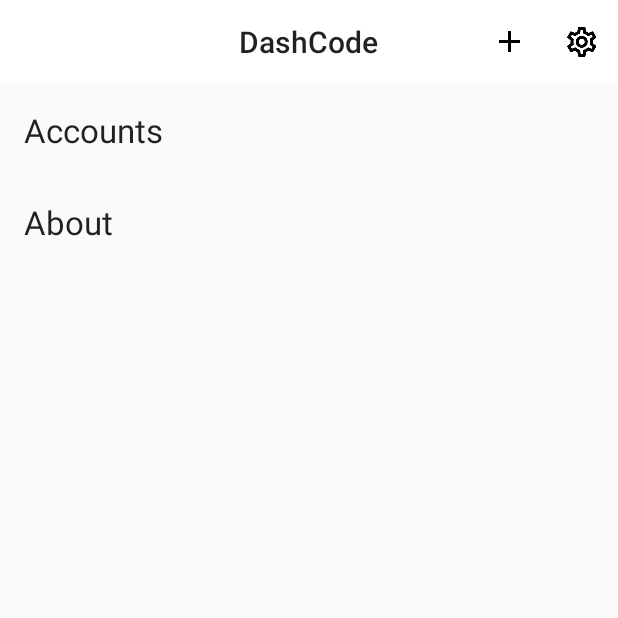
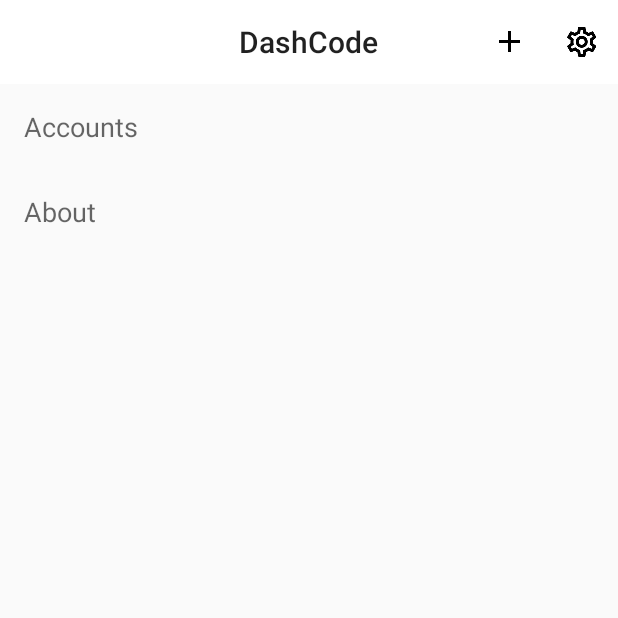
Before and after one commit to nishchay-v/DashCode, an Android app: the SettingsFragment screen opened through its navigation route, on a phone screen of 412 x 824 dp, the top half of it. Run offline under Robolectric (Android 15) with nearby library versions, the phone set to English and light mode, and no system bars; our stand-ins replace Room's generated code, data binding, navigation-ui; libraries missing offline, so code that uses them is left out: com.github.mikephil.charting, com.jakewharton.retrofit2; 3 statements that could not run were skipped.

```diff
--- a/app/src/main/java/com/example/dashcode/ui/main/AccountListFragment.kt
+++ b/app/src/main/java/com/example/dashcode/ui/main/AccountListFragment.kt
@@ -14,6 +14,7 @@ import com.example.dashcode.R
 import com.example.dashcode.databinding.AccountListItemBinding
 import com.example.dashcode.databinding.FragmentAccountListBinding
 import com.example.dashcode.domain.PlatformUser
+import com.google.android.material.snackbar.Snackbar
 import kotlinx.coroutines.CoroutineScope
 import kotlinx.coroutines.Dispatchers
 import kotlinx.coroutines.launch
@@ -35,6 +36,7 @@ class AccountListFragment : Fragment() {
         binding.accountList.layoutManager = layoutManager
         val adapter = AccountListAdapter(AccountListAdapter.AccountDeleteListener { handle->
             viewModel.deleteUser(handle)
+            Snackbar.make(requireView(), R.string.account_removed, Snackbar.LENGTH_LONG).show()
         })
         binding.accountList.adapter = adapter
 
--- a/app/src/main/java/com/example/dashcode/ui/main/CListAdapter.kt
+++ b/app/src/main/java/com/example/dashcode/ui/main/CListAdapter.kt
@@ -14,7 +14,7 @@ import kotlinx.coroutines.withContext
 
 private const val ITEM_VIEW_TYPE_CONTEST = 0
 
-class CListAdapter : ListAdapter<ListItem, RecyclerView.ViewHolder>(ListDiffCallback()) {
+class CListAdapter(val clickListener: LinkClickListener) : ListAdapter<ListItem, RecyclerView.ViewHolder>(ListDiffCallback()) {
     override fun onCreateViewHolder(parent: ViewGroup, viewType: Int): RecyclerView.ViewHolder {
         return when(viewType) {
             ITEM_VIEW_TYPE_CONTEST -> ViewHolder.from(parent)
@@ -26,7 +26,7 @@ class CListAdapter : ListAdapter<ListItem, RecyclerView.ViewHolder>(ListDiffCall
         when(holder) {
             is ViewHolder -> {
                 val listItemContests = getItem(position) as ListItem.Contest
-                holder.bind(listItemContests.cListContest)
+                holder.bind(listItemContests.cListContest, clickListener)
             }
         }
     }
@@ -43,8 +43,9 @@ class CListAdapter : ListAdapter<ListItem, RecyclerView.ViewHolder>(ListDiffCall
     }
 
     class ViewHolder private constructor(private val binding: ContestItemBinding) : RecyclerView.ViewHolder(binding.root) {
-        fun bind(item: CListContest) {
+        fun bind(item: CListContest, clickListener: LinkClickListener) {
             binding.contest = item
+            binding.clickListener = clickListener
             //Always a good idea to do this as it can make sizing views a lil quicker
             binding.executePendingBindings()
         }
@@ -56,6 +57,10 @@ class CListAdapter : ListAdapter<ListItem, RecyclerView.ViewHolder>(ListDiffCall
                 return ViewHolder(binding)
             }
         }
+    }
+
+    class LinkClickListener(val clickListener: (href: String) -> Unit) {
+        fun onClick(contest: CListContest) = clickListener(contest.href)
     }
 }
 
--- a/app/src/main/java/com/example/dashcode/ui/main/ChartAdapter.kt
+++ b/app/src/main/java/com/example/dashcode/ui/main/ChartAdapter.kt
@@ -1,19 +1,19 @@
 package com.example.dashcode.ui.main
 
+import android.content.Context
 import android.graphics.Color
 import android.util.Log
 import android.view.LayoutInflater
 import android.view.ViewGroup
+import androidx.core.content.ContextCompat
+import androidx.core.content.res.ResourcesCompat
 import androidx.recyclerview.widget.DiffUtil
 import androidx.recyclerview.widget.ListAdapter
 import androidx.recyclerview.widget.RecyclerView
 import com.example.dashcode.R
 import com.example.dashcode.databinding.ChartItemBinding
 import com.example.dashcode.domain.PlatformUser
-import com.example.dashcode.util.loadChartData
-import com.example.dashcode.util.CustomMarkerView
-import com.example.dashcode.util.EpochDayFormatter
-import com.example.dashcode.util.TimeFormatter
+import com.example.dashcode.util.*
 import com.github.mikephil.charting.components.Description
 import com.github.mikephil.charting.components.XAxis
 import com.github.mikephil.charting.data.Entry
@@ -26,8 +26,13 @@ import kotlinx.coroutines.withContext
 import java.lang.ClassCastException
 
 private const val ITEM_VIEW_TYPE_CODEFORCES = 0
+private lateinit var context: Context
 
 class ChartAdapter: ListAdapter<DataItem, RecyclerView.ViewHolder>(DiffCallback()) {
+    override fun onAttachedToRecyclerView(recyclerView: RecyclerView) {
+        super.onAttachedToRecyclerView(recyclerView)
+        context = recyclerView.context
+    }
 
     override fun onBindViewHolder(holder: RecyclerView.ViewHolder, position: Int) {
         when(holder) {
@@ -56,7 +61,7 @@ class ChartAdapter: ListAdapter<DataItem, RecyclerView.ViewHolder>(DiffCallback(
         fun bind(item: PlatformUser) {
 
             binding.platformUser = item
-
+            binding.platformRank.setTextColor(ContextCompat.getColor(context, getAccentColor(item.platform, item.rating)))
             val marker = CustomMarkerView(binding.ratingChart.context, R.layout.chart_marker_view)
 
             val chart = binding.ratingChart
--- a/app/src/main/java/com/example/dashcode/ui/main/MainViewModel.kt
+++ b/app/src/main/java/com/example/dashcode/ui/main/MainViewModel.kt
@@ -28,6 +28,7 @@ class MainViewModel(application: Application) : AndroidViewModel(application) {
 
     val cList = contestsRepository.contests
 
+    val foundUser = usersRepository.foundUser
 
     // Load Contest List whenever app starts
     init {
@@ -84,6 +85,7 @@ class MainViewModel(application: Application) : AndroidViewModel(application) {
 
     fun onUserAdded() {
         _showPopup.value = false
+        usersRepository.onAddUserComplete()
     }
 
     private val _navigateToSettings = MutableLiveData<Boolean>()
--- a/app/src/main/java/com/example/dashcode/util/BindingAdapters.kt
+++ b/app/src/main/java/com/example/dashcode/util/BindingAdapters.kt
@@ -30,7 +30,7 @@ fun durationHours(view: TextView, seconds: Int) {
 @BindingAdapter("platformRank")
 fun getRank(view: TextView, user: PlatformUser) {
     view.text = getRank(user.platform, user.rating)
-    view.setBackgroundColor(getAccentColor(user.platform, user.rating))
+//    view.setBackgroundColor()
 }
 
 @BindingAdapter("dateText")
--- a/app/src/main/res/layout-v21/main_fragment.xml
+++ b/app/src/main/res/layout-v21/main_fragment.xml
@@ -48,6 +48,7 @@
                 android:id="@+id/clist_recyclerview"
                 android:layout_width="match_parent"
                 android:layout_height="wrap_content"
+                android:layout_marginTop="8dp"
                 tools:itemCount="10"
                 tools:listitem="@layout/contest_item" />
         </LinearLayout>
--- a/app/src/main/res/layout/settings_fragment.xml
+++ b/app/src/main/res/layout/settings_fragment.xml
@@ -16,24 +16,24 @@
             android:id="@+id/account_settings"
             android:layout_width="match_parent"
             android:layout_height="wrap_content"
+            android:background="?android:attr/selectableItemBackground"
             android:paddingStart="16dp"
             android:paddingTop="16dp"
             android:paddingEnd="16dp"
             android:paddingBottom="16dp"
             android:text="Accounts"
-            android:background="?android:attr/selectableItemBackground"
-            android:textAppearance="@style/TextAppearance.AppCompat.Large" />
+            android:textAppearance="@style/TextAppearance.AppCompat.Medium" />
 
         <TextView
             android:id="@+id/about_settings"
             android:layout_width="match_parent"
             android:layout_height="wrap_content"
+            android:background="?android:attr/selectableItemBackground"
             android:paddingStart="16dp"
             android:paddingTop="16dp"
             android:paddingEnd="16dp"
             android:paddingBottom="16dp"
             android:text="About"
-            android:background="?android:attr/selectableItemBackground"
-            android:textAppearance="@style/TextAppearance.AppCompat.Large" />
+            android:textAppearance="@style/TextAppearance.AppCompat.Medium" />
     </LinearLayout>
 </layout>
--- a/app/src/main/res/navigation/nav_graph.xml
+++ b/app/src/main/res/navigation/nav_graph.xml
@@ -24,7 +24,11 @@
         android:label="SettingsFragment" >
         <action
             android:id="@+id/action_settingsFragment_to_accountListFragment"
-            app:destination="@id/accountListFragment" />
+            app:destination="@id/accountListFragment"
+            app:enterAnim="@anim/nav_default_enter_anim"
+            app:exitAnim="@anim/nav_default_exit_anim"
+            app:popEnterAnim="@anim/nav_default_pop_enter_anim"
+            app:popExitAnim="@anim/nav_default_pop_exit_anim" />
     </fragment>
     <fragment
         android:id="@+id/accountListFragment"
--- a/app/src/main/res/values/colors.xml
+++ b/app/src/main/res/values/colors.xml
@@ -2,7 +2,7 @@
 <resources>
     <color name="colorPrimary">#ffffff</color>
     <color name="colorPrimaryDark">#c7c7c7</color>
-    <color name="colorAccent">#2196F3</color>
+    <color name="colorAccent">#1565C0</color>
 
     <color name="cfNewbie">#808080</color>
     <color name="cfPupil">#88cc22</color>
--- a/app/src/main/res/values/strings.xml
+++ b/app/src/main/res/values/strings.xml
@@ -10,6 +10,9 @@
     <string name="dashcode">DashCode</string>
     <string name="add_user">Add User</string>
     <string name="upcoming_contests">Upcoming Contests</string>
+    <string name="account_added">Account Added</string>
+    <string name="account_removed">Account Removed</string>
+    <string name="no_user">User not found</string>
 
     <string-array name="platforms_array">
         <item>Platform</item>
```
Also changed, not shown: app/src/main/java/com/example/dashcode/repository/UsersRepository.kt (+21 -11 lines), app/src/main/java/com/example/dashcode/ui/main/MainFragment.kt (+31 -1 lines), app/src/main/res/layout/contest_item.xml (+17 -1 lines), app/src/main/java/com/example/dashcode/util/Util.kt (line endings or trailing spaces).
